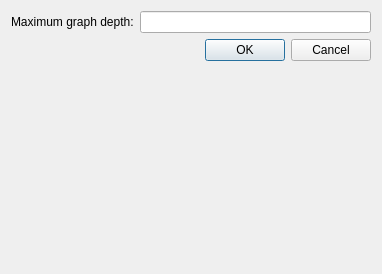
Above: DiskAnalyst/settingsdialog.ui from ahmed-agiza/disk-analyzer before the change. Below: the same form after it.
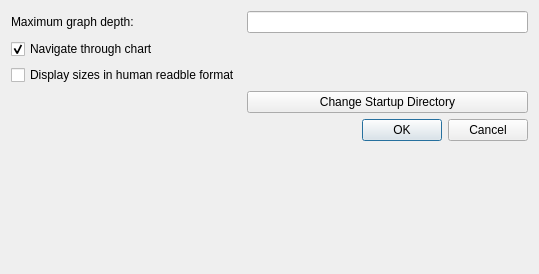
That is the form after the change.

Commit message: Initial Settings Dialog

```diff
--- a/DiskAnalyst/settingsdialog.ui
+++ b/DiskAnalyst/settingsdialog.ui
@@ -6,7 +6,7 @@
    <rect>
     <x>0</x>
     <y>0</y>
-    <width>382</width>
+    <width>539</width>
     <height>274</height>
    </rect>
   </property>
@@ -24,8 +24,39 @@
    <item row="0" column="1">
     <widget class="QLineEdit" name="letGraphDepth"/>
    </item>
-   <item row="1" column="0" colspan="2">
-    <widget class="QDialogButtonBox" name="buttonBox">
+   <item row="1" column="0">
+    <widget class="QCheckBox" name="chkNavigate">
+     <property name="text">
+      <string>Navigate through chart</string>
+     </property>
+     <property name="checked">
+      <bool>true</bool>
+     </property>
+    </widget>
+   </item>
+   <item row="2" column="0">
+    <widget class="QCheckBox" name="chcReadable">
+     <property name="text">
+      <string>Display sizes in human readble format</string>
+     </property>
+    </widget>
+   </item>
+   <item row="3" column="0">
+    <widget class="QLabel" name="lblStartupDirectory">
+     <property name="text">
+      <string/>
+     </property>
+    </widget>
+   </item>
+   <item row="3" column="1">
+    <widget class="QPushButton" name="btnStartuoDirectory">
+     <property name="text">
+      <string>Change Startup Directory</string>
+     </property>
+    </widget>
+   </item>
+   <item row="4" column="1">
+    <widget class="QDialogButtonBox" name="bbxOkCancel">
      <property name="orientation">
       <enum>Qt::Horizontal</enum>
      </property>
```
Left out of the diff: 4 changed lines with no effect on the pictures. The commit also changes 8 other files.
